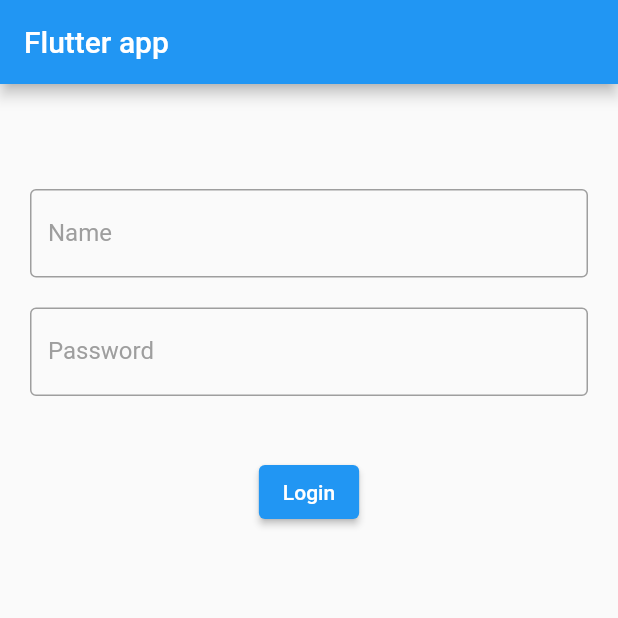
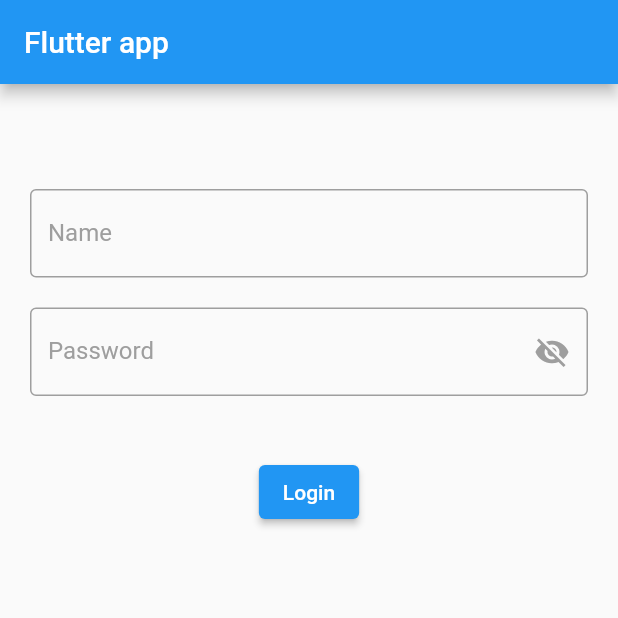
Before and after one commit to rgtstha/Input-Decoration-Theming, a Flutter app: the screen it shows after launch, on a phone screen of 412 x 824 dp, the top half of it. Run offline on Flutter 3.47's test engine with Material 2 defaults, Android fonts, the phone set to English and light mode, and no system bars.

Commit message:
created custom text form field  and cursor color changed

```diff
--- /dev/null
+++ b/lib/app_text_form_field.dart
@@ -0,0 +1,51 @@
+import 'package:flutter/material.dart';
+
+class AppTextFormField extends StatefulWidget {
+  final String labelText;
+  final TextEditingController controller;
+  final FormFieldValidator<String>? validator;
+  final bool isPasswordField;
+
+  const AppTextFormField({
+    super.key,
+    required this.labelText,
+    required this.controller,
+    required this.validator,
+    this.isPasswordField = false,
+  });
+
+  @override
+  State<AppTextFormField> createState() => _AppTextFormFieldState();
+}
+
+class _AppTextFormFieldState extends State<AppTextFormField> {
+  bool obsecured = true;
+
+  @override
+  Widget build(BuildContext context) {
+    IconData? suffixIcon = Icons.visibility;
+    if (obsecured) {
+      suffixIcon = Icons.visibility_off;
+    }
+    return TextFormField(
+      obscureText: obsecured,
+      validator: widget.validator,
+      controller: widget.controller,
+      decoration: InputDecoration(
+        labelText: widget.labelText,
+        suffixIcon: widget.isPasswordField
+            ? IconButton(
+                icon: Icon(suffixIcon),
+                onPressed: onSuffixIconPressed,
+              )
+            : null,
+      ),
+    );
+  }
+
+  void onSuffixIconPressed() {
+    setState(() {
+      obsecured = !obsecured;
+    });
+  }
+}
--- a/lib/app_theme.dart
+++ b/lib/app_theme.dart
@@ -6,6 +6,7 @@ class AppTheme {
 
   static ThemeData light = ThemeData.light().copyWith(
     inputDecorationTheme: inputDecorationTheme,
+    textSelectionTheme: textSelectionTheme,
   );
 
   static get inputDecorationTheme => InputDecorationTheme(
@@ -86,4 +87,8 @@ class AppTheme {
           },
         ),
       );
+
+  static TextSelectionThemeData get textSelectionTheme => const TextSelectionThemeData(
+        cursorColor: AppColor.focusedColor,
+      );
 }
--- a/lib/home_page.dart
+++ b/lib/home_page.dart
@@ -1,4 +1,5 @@
 import 'package:flutter/material.dart';
+import 'package:inputdecoration_theme/app_text_form_field.dart';
 import 'package:inputdecoration_theme/validator.dart';
 
 class MyHomePage extends StatefulWidget {
@@ -24,9 +25,7 @@ class _MyHomePageState extends State<MyHomePage> {
   @override
   Widget build(BuildContext context) {
     return Scaffold(
-      appBar: AppBar(
-        title: const Text('Flutter app'),
-      ),
+      appBar: AppBar(title: const Text('Flutter app')),
       body: Form(
         key: _key,
         child: Padding(
@@ -34,27 +33,22 @@ class _MyHomePageState extends State<MyHomePage> {
           child: Column(
             children: [
               const SizedBox(height: 50),
-              TextFormField(
+              AppTextFormField(
+                labelText: "Name",
                 controller: _nameController,
                 validator: Validator.validateName,
-                decoration: const InputDecoration(
-                  labelText: "Name",
-                ),
               ),
               const SizedBox(height: 20),
-              TextFormField(
-                decoration: const InputDecoration(
-                  labelText: "Password",
-                ),
+              AppTextFormField(
+                labelText: "Password",
+                isPasswordField: true,
                 controller: _passwordController,
                 validator: Validator.validatePassword,
               ),
               const SizedBox(height: 40),
               ElevatedButton(
+                onPressed: onLoginButtonPressed,
                 child: const Text("Login"),
-                onPressed: () {
-                  if (_key.currentState!.validate()) {}
-                },
               ),
             ],
           ),
@@ -62,4 +56,8 @@ class _MyHomePageState extends State<MyHomePage> {
       ),
     );
   }
+
+  void onLoginButtonPressed() {
+    if (_key.currentState!.validate()) {}
+  }
 }
```
Also changed, not shown: pubspec.lock, 4 other files.
